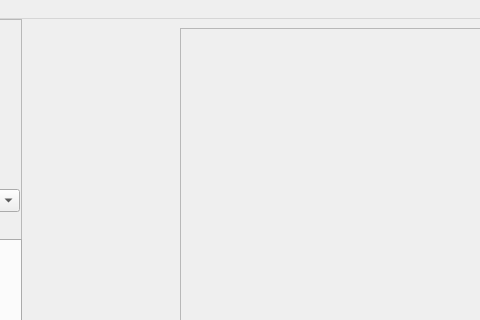
Old version of the form tme-1/tme-1/mainwindow.ui in the repository johnmarinelli/qt-projects; both pictures show x 149 to 629 and y 0 to 320 of the 800 by 600 pixel window.
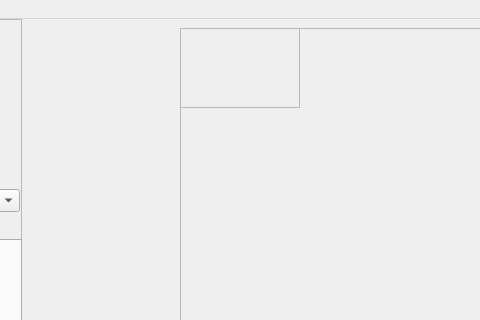
New version of the form.

Diff of the .ui file:
```diff
--- a/tme-1/tme-1/mainwindow.ui
+++ b/tme-1/tme-1/mainwindow.ui
@@ -29,6 +29,29 @@
     <property name="frameShadow">
      <enum>QFrame::Raised</enum>
     </property>
+    <widget class="QScrollArea" name="canvasScrollArea">
+     <property name="geometry">
+      <rect>
+       <x>0</x>
+       <y>0</y>
+       <width>120</width>
+       <height>80</height>
+      </rect>
+     </property>
+     <property name="widgetResizable">
+      <bool>true</bool>
+     </property>
+     <widget class="QWidget" name="canvasScrollAreaWidgetContents">
+      <property name="geometry">
+       <rect>
+        <x>0</x>
+        <y>0</y>
+        <width>118</width>
+        <height>78</height>
+       </rect>
+      </property>
+     </widget>
+    </widget>
    </widget>
    <widget class="QFrame" name="currentTileFrame">
     <property name="geometry">
```
